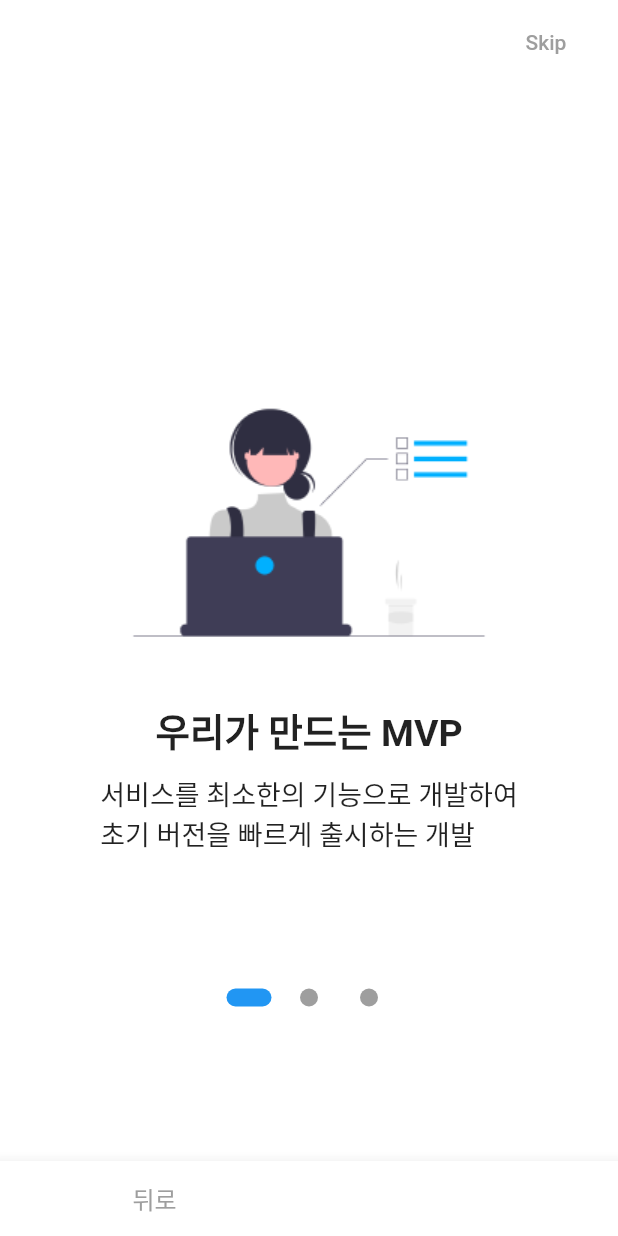
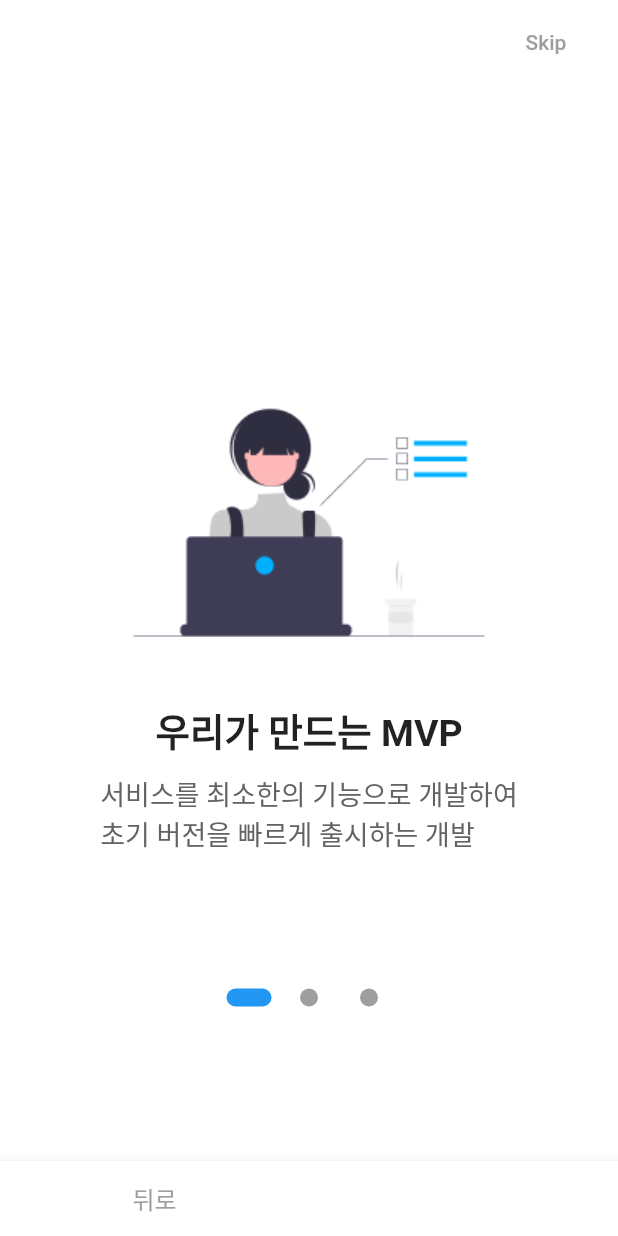
Before and after one commit to chihiro888/flutter-project, a Flutter app: the screen it shows after launch, on a phone screen of 412 x 824 dp. Run offline on Flutter 3.47's test engine with Material 2 defaults, Android fonts, the phone set to English and light mode, and no system bars; our stand-ins replace firebase_core, get; accounts and stored records are empty.

Commit message:
feat: update onBoarding

```diff
--- a/lib/page/onBoarding.dart
+++ b/lib/page/onBoarding.dart
@@ -112,7 +112,11 @@ class _OnBoardingState extends State<OnBoarding> {
                   backgroundColor: Color(0xFF52A8F6)),
               child: Text(
                 _currentPage == 2 ? '시작하기' : '다음',
-                style: TextStyle(color: Colors.white, fontSize: 16),
+                style: TextStyle(
+                  color: Colors.white,
+                  fontSize: 16,
+                  fontWeight: FontWeight.bold,
+                ),
               ),
               onPressed: () {
                 if (_currentPage < 2) {
@@ -155,7 +159,7 @@ class _OnBoardingState extends State<OnBoarding> {
               child: Center(
                 child: Text(
                   description,
-                  style: TextStyle(fontSize: 18),
+                  style: TextStyle(fontSize: 18, color: Color(0xFF636363)),
                 ),
               ),
             ),
@@ -177,5 +181,3 @@ class _OnBoardingState extends State<OnBoarding> {
     );
   }
 }
-
-// BoxShape.circle
```
